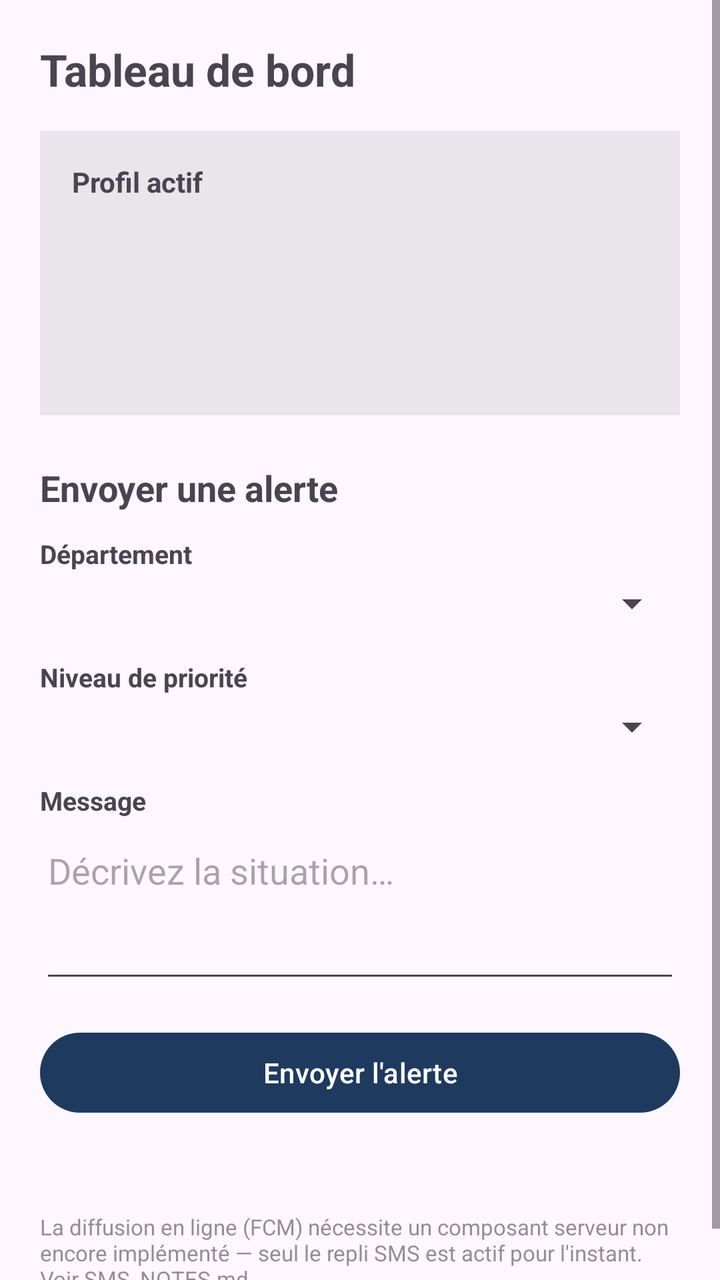
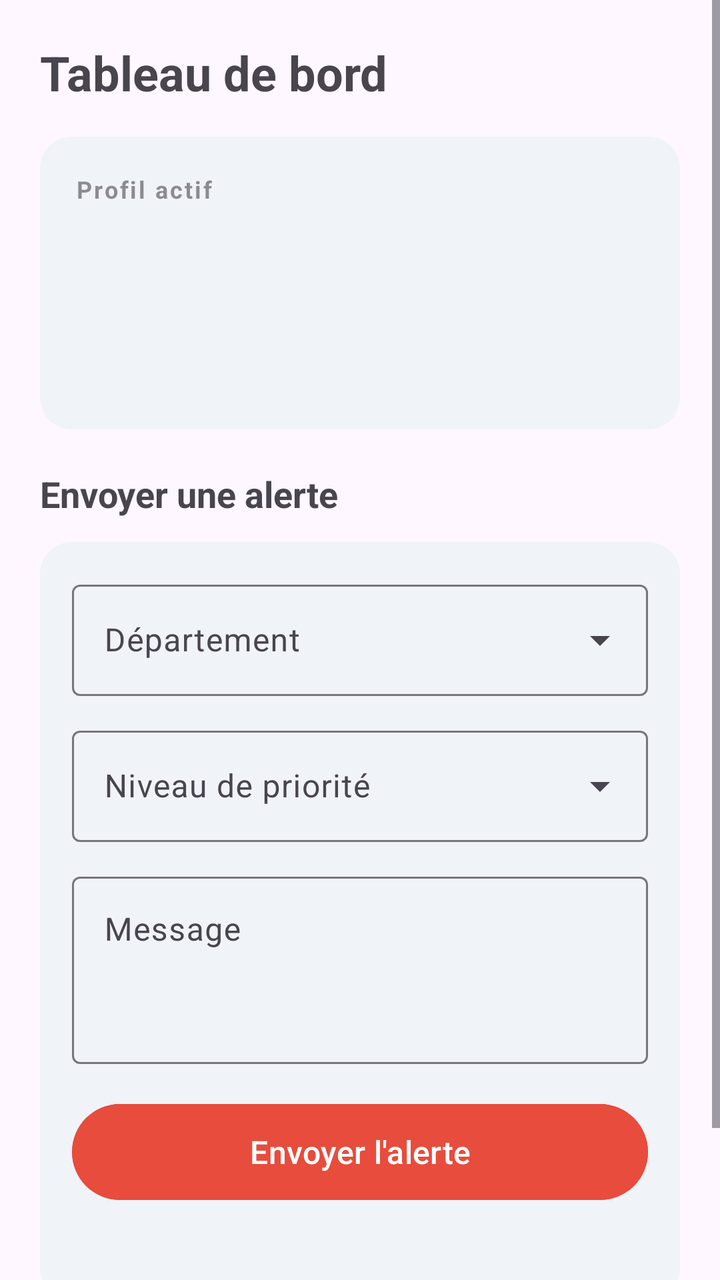

Screens rendered from an Android XML layout before and after an edit, with the pre-edit source and the edit as a unified diff.
<!-- AndroidManifest.xml: application theme Theme.IlineEmergency -->
<!-- res/layout/fragment_dashboard.xml -->
<?xml version="1.0" encoding="utf-8"?>
<ScrollView xmlns:android="http://schemas.android.com/apk/res/android"
    android:layout_width="match_parent"
    android:layout_height="match_parent"
    android:fillViewport="true">

    <LinearLayout
        android:layout_width="match_parent"
        android:layout_height="wrap_content"
        android:orientation="vertical"
        android:padding="20dp">

        <TextView
            android:layout_width="wrap_content"
            android:layout_height="wrap_content"
            android:text="@string/dashboard_title"
            android:textSize="22sp"
            android:textStyle="bold"
            android:layout_marginBottom="16dp" />

        
        <LinearLayout
            android:id="@+id/profileCard"
            android:layout_width="match_parent"
            android:layout_height="wrap_content"
            android:orientation="vertical"
            android:background="#14000000"
            android:padding="16dp"
            android:layout_marginBottom="24dp">

            <TextView
                android:layout_width="wrap_content"
                android:layout_height="wrap_content"
                android:text="@string/label_current_profile"
                android:textStyle="bold"
                android:layout_marginBottom="8dp" />

            <TextView
                android:id="@+id/textProfileName"
                android:layout_width="match_parent"
                android:layout_height="wrap_content"
                android:textSize="16sp" />

            <TextView
                android:id="@+id/textProfileRole"
                android:layout_width="match_parent"
                android:layout_height="wrap_content"
                android:alpha="0.8"
                android:layout_marginTop="2dp" />

            <TextView
                android:id="@+id/textFacilitySerial"
                android:layout_width="match_parent"
                android:layout_height="wrap_content"
                android:textSize="12sp"
                android:fontFamily="monospace"
                android:layout_marginTop="8dp" />

            <TextView
                android:id="@+id/textDeptSerial"
                android:layout_width="match_parent"
                android:layout_height="wrap_content"
                android:textSize="12sp"
                android:fontFamily="monospace" />

        </LinearLayout>

        
        <TextView
            android:layout_width="wrap_content"
            android:layout_height="wrap_content"
            android:text="@string/send_alert_title"
            android:textSize="18sp"
            android:textStyle="bold"
            android:layout_marginBottom="12dp" />

        <TextView style="@style/OnboardingLabel" android:text="@string/label_department" />
        <Spinner
            android:id="@+id/spinnerTargetDepartment"
            android:layout_width="match_parent"
            android:layout_height="wrap_content"
            android:layout_marginBottom="16dp" />

        <TextView style="@style/OnboardingLabel" android:text="@string/label_priority" />
        <Spinner
            android:id="@+id/spinnerPriority"
            android:layout_width="match_parent"
            android:layout_height="wrap_content"
            android:layout_marginBottom="16dp" />

        <TextView style="@style/OnboardingLabel" android:text="@string/label_message" />
        <EditText
            android:id="@+id/editMessage"
            android:layout_width="match_parent"
            android:layout_height="wrap_content"
            android:hint="@string/hint_message"
            android:inputType="textMultiLine"
            android:minLines="3"
            android:gravity="top"
            android:layout_marginBottom="16dp" />

        <Button
            android:id="@+id/buttonSendAlert"
            android:layout_width="match_parent"
            android:layout_height="wrap_content"
            android:text="@string/action_send_alert" />

        <TextView
            android:id="@+id/textSendResult"
            android:layout_width="match_parent"
            android:layout_height="wrap_content"
            android:layout_marginTop="12dp"
            android:textSize="13sp" />

        <TextView
            android:layout_width="match_parent"
            android:layout_height="wrap_content"
            android:text="@string/fcm_publish_not_implemented"
            android:textSize="11sp"
            android:alpha="0.6"
            android:layout_marginTop="16dp" />

    </LinearLayout>
</ScrollView>
<!-- resources referenced by this layout -->
<resources>
  <string name="action_send_alert">Envoyer l\'alerte</string>
  <string name="dashboard_title">Tableau de bord</string>
  <string name="fcm_publish_not_implemented">La diffusion en ligne (FCM) nécessite un composant serveur non encore implémenté — seul le repli SMS est actif pour l\'instant. Voir SMS_NOTES.md.</string>
  <string name="hint_message">Décrivez la situation…</string>
  <string name="label_current_profile">Profil actif</string>
  <string name="label_department">Département</string>
  <string name="label_message">Message</string>
  <string name="label_priority">Niveau de priorité</string>
  <string name="send_alert_title">Envoyer une alerte</string>
  <style name="OnboardingLabel">
          <item name="android:layout_width">wrap_content</item>
          <item name="android:layout_height">wrap_content</item>
          <item name="android:textSize">13sp</item>
          <item name="android:textStyle">bold</item>
          <item name="android:layout_marginBottom">4dp</item>
      </style>
  <style name="Theme.IlineEmergency" parent="Theme.Material3.DayNight.NoActionBar">
          <item name="colorPrimary">@color/brand_primary</item>
          <item name="colorPrimaryDark">@color/brand_primary_dark</item>
          <item name="colorAccent">@color/brand_accent</item>
          <item name="android:statusBarColor" tools:targetApi="l">@color/brand_primary_dark</item>
      </style>
  <color name="brand_primary">#1E3A5F</color>
  <color name="brand_primary_dark">#12253E</color>
  <color name="brand_accent">#E74C3C</color>
</resources>

<!-- the commit's change to res/layout/fragment_dashboard.xml (unified diff, before → after) -->
@@ -1,5 +1,6 @@
 <?xml version="1.0" encoding="utf-8"?>
 <ScrollView xmlns:android="http://schemas.android.com/apk/res/android"
+    xmlns:app="http://schemas.android.com/apk/res-auto"
     android:layout_width="match_parent"
     android:layout_height="match_parent"
     android:fillViewport="true">
@@ -14,7 +15,7 @@
             android:layout_width="wrap_content"
             android:layout_height="wrap_content"
             android:text="@string/dashboard_title"
-            android:textSize="22sp"
+            android:textSize="24sp"
             android:textStyle="bold"
             android:layout_marginBottom="16dp" />
 
@@ -24,28 +25,32 @@
             android:layout_width="match_parent"
             android:layout_height="wrap_content"
             android:orientation="vertical"
-            android:background="#14000000"
-            android:padding="16dp"
-            android:layout_marginBottom="24dp">
+            android:background="@drawable/bg_card"
+            android:padding="18dp"
+            android:layout_marginBottom="20dp">
 
             <TextView
                 android:layout_width="wrap_content"
                 android:layout_height="wrap_content"
                 android:text="@string/label_current_profile"
                 android:textStyle="bold"
-                android:layout_marginBottom="8dp" />
+                android:textSize="12sp"
+                android:letterSpacing="0.08"
+                android:alpha="0.6"
+                android:layout_marginBottom="6dp" />
 
             <TextView
                 android:id="@+id/textProfileName"
                 android:layout_width="match_parent"
                 android:layout_height="wrap_content"
-                android:textSize="16sp" />
+                android:textSize="18sp"
+                android:textStyle="bold" />
 
             <TextView
                 android:id="@+id/textProfileRole"
                 android:layout_width="match_parent"
                 android:layout_height="wrap_content"
-                android:alpha="0.8"
+                android:alpha="0.75"
                 android:layout_marginTop="2dp" />
 
             <TextView
@@ -54,14 +59,16 @@
                 android:layout_height="wrap_content"
                 android:textSize="12sp"
                 android:fontFamily="monospace"
-                android:layout_marginTop="8dp" />
+                android:alpha="0.7"
+                android:layout_marginTop="10dp" />
 
             <TextView
                 android:id="@+id/textDeptSerial"
                 android:layout_width="match_parent"
                 android:layout_height="wrap_content"
                 android:textSize="12sp"
-                android:fontFamily="monospace" />
+                android:fontFamily="monospace"
+                android:alpha="0.7" />
 
         </LinearLayout>
 
@@ -74,50 +81,80 @@
             android:textStyle="bold"
             android:layout_marginBottom="12dp" />
 
-        <TextView style="@style/OnboardingLabel" android:text="@string/label_department" />
-        <Spinner
-            android:id="@+id/spinnerTargetDepartment"
+        <LinearLayout
             android:layout_width="match_parent"
             android:layout_height="wrap_content"
-            android:layout_marginBottom="16dp" />
+            android:orientation="vertical"
+            android:background="@drawable/bg_card"
+            android:padding="16dp">
 
-        <TextView style="@style/OnboardingLabel" android:text="@string/label_priority" />
-        <Spinner
-            android:id="@+id/spinnerPriority"
-            android:layout_width="match_parent"
-            android:layout_height="wrap_content"
-            android:layout_marginBottom="16dp" />
+            <com.google.android.material.textfield.TextInputLayout
+                style="@style/Widget.Material3.TextInputLayout.OutlinedBox.ExposedDropdownMenu"
+                android:layout_width="match_parent"
+                android:layout_height="wrap_content"
+                android:hint="@string/label_department"
+                android:layout_marginBottom="12dp">
+                <AutoCompleteTextView
+                    android:id="@+id/spinnerTargetDepartment"
+                    android:layout_width="match_parent"
+                    android:layout_height="wrap_content"
+                    android:inputType="none"
+                    android:editable="false" />
+            </com.google.android.material.textfield.TextInputLayout>
 
-        <TextView style="@style/OnboardingLabel" android:text="@string/label_message" />
-        <EditText
-            android:id="@+id/editMessage"
-            android:layout_width="match_parent"
-            android:layout_height="wrap_content"
-            android:hint="@string/hint_message"
-            android:inputType="textMultiLine"
-            android:minLines="3"
-            android:gravity="top"
-            android:layout_marginBottom="16dp" />
+            <com.google.android.material.textfield.TextInputLayout
+                style="@style/Widget.Material3.TextInputLayout.OutlinedBox.ExposedDropdownMenu"
+                android:layout_width="match_parent"
+                android:layout_height="wrap_content"
+                android:hint="@string/label_priority"
+                android:layout_marginBottom="12dp">
+                <AutoCompleteTextView
+                    android:id="@+id/spinnerPriority"
+                    android:layout_width="match_parent"
+                    android:layout_height="wrap_content"
+                    android:inputType="none"
+                    android:editable="false" />
+            </com.google.android.material.textfield.TextInputLayout>
 
-        <Button
-            android:id="@+id/buttonSendAlert"
-            android:layout_width="match_parent"
-            android:layout_height="wrap_content"
-            android:text="@string/action_send_alert" />
+            <com.google.android.material.textfield.TextInputLayout
+                style="@style/Widget.Material3.TextInputLayout.OutlinedBox"
+                android:layout_width="match_parent"
+                android:layout_height="wrap_content"
+                android:hint="@string/label_message"
+                android:layout_marginBottom="16dp">
+                <com.google.android.material.textfield.TextInputEditText
+                    android:id="@+id/editMessage"
+                    android:layout_width="match_parent"
+                    android:layout_height="wrap_content"
+                    android:inputType="textMultiLine"
+                    android:minLines="3"
+                    android:gravity="top" />
+            </com.google.android.material.textfield.TextInputLayout>
 
-        <TextView
-            android:id="@+id/textSendResult"
-            android:layout_width="match_parent"
-            android:layout_height="wrap_content"
-            android:layout_marginTop="12dp"
-            android:textSize="13sp" />
+            <com.google.android.material.button.MaterialButton
+                android:id="@+id/buttonSendAlert"
+                android:layout_width="match_parent"
+                android:layout_height="56dp"
+                android:textSize="16sp"
+                android:textAllCaps="false"
+                app:cornerRadius="28dp"
+                android:backgroundTint="@color/brand_accent"
+                android:text="@string/action_send_alert" />
+
+            <TextView
+                android:id="@+id/textSendResult"
+                android:layout_width="match_parent"
+                android:layout_height="wrap_content"
+                android:layout_marginTop="12dp"
+                android:textSize="13sp" />
+        </LinearLayout>
 
         <TextView
             android:layout_width="match_parent"
             android:layout_height="wrap_content"
             android:text="@string/fcm_publish_not_implemented"
             android:textSize="11sp"
-            android:alpha="0.6"
+            android:alpha="0.55"
             android:layout_marginTop="16dp" />
 
     </LinearLayout>
<!-- resource entries referenced after the edit -->
@@ -3,19 +3,11 @@
   <string name="action_send_alert">Envoyer l\'alerte</string>
   <string name="dashboard_title">Tableau de bord</string>
   <string name="fcm_publish_not_implemented">La diffusion en ligne (FCM) nécessite un composant serveur non encore implémenté — seul le repli SMS est actif pour l\'instant. Voir SMS_NOTES.md.</string>
-  <string name="hint_message">Décrivez la situation…</string>
   <string name="label_current_profile">Profil actif</string>
   <string name="label_department">Département</string>
   <string name="label_message">Message</string>
   <string name="label_priority">Niveau de priorité</string>
   <string name="send_alert_title">Envoyer une alerte</string>
-  <style name="OnboardingLabel">
-          <item name="android:layout_width">wrap_content</item>
-          <item name="android:layout_height">wrap_content</item>
-          <item name="android:textSize">13sp</item>
-          <item name="android:textStyle">bold</item>
-          <item name="android:layout_marginBottom">4dp</item>
-      </style>
   <style name="Theme.IlineEmergency" parent="Theme.Material3.DayNight.NoActionBar">
           <item name="colorPrimary">@color/brand_primary</item>
           <item name="colorPrimaryDark">@color/brand_primary_dark</item>
@@ -25,5 +17,11 @@
   <color name="brand_primary">#1E3A5F</color>
   <color name="brand_primary_dark">#12253E</color>
   <color name="brand_accent">#E74C3C</color>
+  <!-- drawable bg_card (drawable) -->
+  <?xml version="1.0" encoding="utf-8"?>
+  <shape xmlns:android="http://schemas.android.com/apk/res/android" android:shape="rectangle">
+      <corners android:radius="16dp" />
+      <solid android:color="#F0F3F8" />
+  </shape>
 </resources>
 
